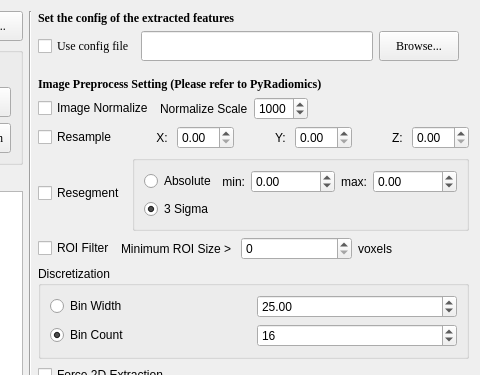
Qt form Feature/GUI/FeatureExtraction.ui (salan668/FAE) before a commit; both pictures show x 588 to 1068 and y 0 to 375 of the 1068 by 892 pixel window.
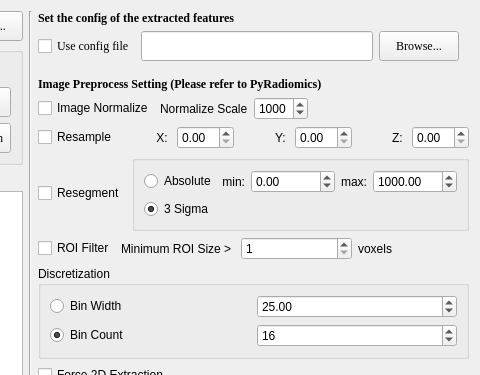
The same form after that commit.

Commit message: Fix the bug of the Minimize ROI size.

```diff
--- a/Feature/GUI/FeatureExtraction.ui
+++ b/Feature/GUI/FeatureExtraction.ui
@@ -679,7 +679,7 @@
                        <double>10000000.000000000000000</double>
                       </property>
                       <property name="value">
-                       <double>0.000000000000000</double>
+                       <double>1000.000000000000000</double>
                       </property>
                      </widget>
                     </item>
@@ -731,7 +731,11 @@
              <item>
               <layout class="QGridLayout" name="gridLayout_3">
                <item row="0" column="1">
-                <widget class="QSpinBox" name="spinMinRoiSize"/>
+                <widget class="QSpinBox" name="spinMinRoiSize">
+                 <property name="minimum">
+                  <number>1</number>
+                 </property>
+                </widget>
                </item>
                <item row="0" column="2">
                 <widget class="QLabel" name="label_11">
```
The commit also changes 1 other file.
